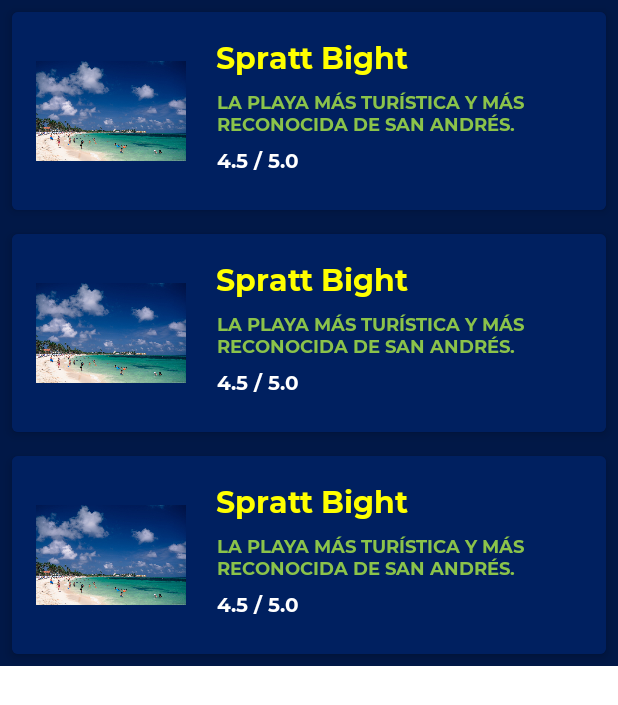
After one commit to Michelle453/OneDroid-TuristicApp, an Android app: the layout activity_list_sitios.xml on its own in the app's theme, with its tools: preview values and no code run, on a phone screen of 412 x 824 dp. The commit adds this screen. Shown: the top 705 px of the screen. Run offline under Robolectric (Android 15) with nearby library versions, the phone set to English and light mode, and no system bars.

Commit message:
JCR First Commit Lista POI

```diff
--- a/app/src/main/AndroidManifest.xml
+++ b/app/src/main/AndroidManifest.xml
@@ -10,17 +10,21 @@
         android:supportsRtl="true"
         android:theme="@style/Theme.TuristicApp">
         <activity
+            android:name=".ListSitiosActivity"
+            android:exported="true">
+            <intent-filter>
+                <action android:name="android.intent.action.MAIN" />
+
+                <category android:name="android.intent.category.LAUNCHER" />
+            </intent-filter>
+        </activity>
+        <activity
             android:name=".SprattBightActivity"
             android:exported="false"
             android:label="@string/app_name" />
         <activity
             android:name=".MainActivity"
             android:exported="true">
-            <intent-filter>
-                <action android:name="android.intent.action.MAIN" />
-
-                <category android:name="android.intent.category.LAUNCHER" />
-            </intent-filter>
         </activity>
 
         <meta-data
--- /dev/null
+++ b/app/src/main/java/com/turicticapp/turisticapp/ListSitiosActivity.kt
@@ -0,0 +1,11 @@
+package com.turicticapp.turisticapp
+
+import androidx.appcompat.app.AppCompatActivity
+import android.os.Bundle
+
+class ListSitiosActivity : AppCompatActivity() {
+    override fun onCreate(savedInstanceState: Bundle?) {
+        super.onCreate(savedInstanceState)
+        setContentView(R.layout.activity_list_sitios)
+    }
+}
--- /dev/null
+++ b/app/src/main/res/layout/activity_list_sitios.xml
@@ -0,0 +1,21 @@
+<?xml version="1.0" encoding="utf-8"?>
+<androidx.constraintlayout.widget.ConstraintLayout xmlns:android="http://schemas.android.com/apk/res/android"
+    xmlns:app="http://schemas.android.com/apk/res-auto"
+    xmlns:tools="http://schemas.android.com/tools"
+    android:layout_width="match_parent"
+    android:layout_height="match_parent"
+    tools:context=".ListSitiosActivity">
+
+    <androidx.recyclerview.widget.RecyclerView
+        android:id="@+id/sitios_recycler_view"
+        android:layout_width="0dp"
+        android:layout_height="0dp"
+        app:layout_constraintBottom_toBottomOf="parent"
+        app:layout_constraintEnd_toEndOf="parent"
+        app:layout_constraintHorizontal_bias="0.0"
+        app:layout_constraintStart_toStartOf="parent"
+        app:layout_constraintTop_toTopOf="parent"
+        app:layout_constraintVertical_bias="0.0"
+        tools:listitem="@layout/card_view_sitio_item" />
+
+</androidx.constraintlayout.widget.ConstraintLayout>
--- /dev/null
+++ b/app/src/main/res/layout/card_view_sitio_item.xml
@@ -0,0 +1,83 @@
+<?xml version="1.0" encoding="utf-8"?>
+<androidx.constraintlayout.widget.ConstraintLayout xmlns:android="http://schemas.android.com/apk/res/android"
+    xmlns:app="http://schemas.android.com/apk/res-auto"
+    android:layout_width="match_parent"
+    android:layout_height="wrap_content"
+    android:background="#011847">
+
+
+    <androidx.cardview.widget.CardView
+        android:layout_width="0dp"
+        android:layout_height="wrap_content"
+        android:layout_marginStart="8dp"
+        android:layout_marginTop="8dp"
+        android:layout_marginEnd="8dp"
+        android:layout_marginBottom="8dp"
+        app:cardBackgroundColor="#002060"
+        app:cardCornerRadius="4dp"
+        app:cardElevation="4dp"
+        app:layout_constraintBottom_toBottomOf="parent"
+        app:layout_constraintEnd_toEndOf="parent"
+        app:layout_constraintStart_toStartOf="parent"
+        app:layout_constraintTop_toTopOf="parent">
+
+        <androidx.constraintlayout.widget.ConstraintLayout
+            android:layout_width="match_parent"
+            android:layout_height="match_parent"
+            android:background="#002060">
+
+            <ImageView
+                android:id="@+id/picture_image_view"
+                android:layout_width="100dp"
+                android:layout_height="100dp"
+                android:layout_marginStart="16dp"
+                android:layout_marginTop="16dp"
+                android:layout_marginBottom="16dp"
+                android:contentDescription="@null"
+                app:layout_constraintBottom_toBottomOf="parent"
+                app:layout_constraintStart_toStartOf="parent"
+                app:layout_constraintTop_toTopOf="parent"
+                app:srcCompat="@drawable/spratt_bight" />
+
+            <TextView
+                android:id="@+id/name_text_view"
+                style="@style/Title"
+                android:layout_width="wrap_content"
+                android:layout_height="wrap_content"
+                android:layout_marginTop="16dp"
+                android:text="@string/title_spratt_bight"
+                android:textSize="20sp"
+                app:layout_constraintEnd_toEndOf="parent"
+                app:layout_constraintHorizontal_bias="0.132"
+                app:layout_constraintStart_toEndOf="@+id/picture_image_view"
+                app:layout_constraintTop_toTopOf="parent" />
+
+            <TextView
+                android:id="@+id/description_text_view"
+                style="@style/descrip_Sub_Title"
+                android:layout_width="251dp"
+                android:layout_height="30dp"
+                android:layout_marginTop="8dp"
+                android:layout_marginEnd="8dp"
+                android:text="@string/general_description_spratt_bight"
+                android:textAlignment="textStart"
+                android:textSize="12sp"
+                app:layout_constraintEnd_toEndOf="parent"
+                app:layout_constraintHorizontal_bias="1.0"
+                app:layout_constraintStart_toEndOf="@+id/picture_image_view"
+                app:layout_constraintTop_toBottomOf="@+id/name_text_view" />
+
+            <TextView
+                android:id="@+id/score_text_view"
+                style="@style/Subtitles_text"
+                android:layout_width="wrap_content"
+                android:layout_height="wrap_content"
+                android:layout_marginTop="8dp"
+                android:text="@string/score_spratt_bight"
+                app:layout_constraintEnd_toEndOf="parent"
+                app:layout_constraintHorizontal_bias="0.092"
+                app:layout_constraintStart_toEndOf="@+id/picture_image_view"
+                app:layout_constraintTop_toBottomOf="@+id/description_text_view" />
+        </androidx.constraintlayout.widget.ConstraintLayout>
+    </androidx.cardview.widget.CardView>
+</androidx.constraintlayout.widget.ConstraintLayout>
--- a/app/src/main/res/values/strings.xml
+++ b/app/src/main/res/values/strings.xml
@@ -23,7 +23,7 @@
 
     <!--Spratt Bight-->
     <string name="title_spratt_bight">Spratt Bight</string>
-    <string name="general_description_spratt_bight">"LA PLAYA MÁS TURÍSTICA Y RECONOCIDA DE SAN ANDRÉS."</string>
+    <string name="general_description_spratt_bight">"LA PLAYA MÁS TURÍSTICA Y MÁS RECONOCIDA DE SAN ANDRÉS."</string>
     <string name="description_img_spratt_bight">Foto de la playa Spratt Bight</string>
     <string name="author_photo_spratt_bight"><![CDATA[Foto: Pablo Gonzalez (https://www.flickr.com/photos/pablo_javier/)]]></string>
     <string name="subtitle_temperature">Promedio de Temperatura:</string>
@@ -34,5 +34,7 @@
     <string name="subtitle_distance_airport">Distancia al lugar desde el Aeropuerto: </string>
     <string name="distance_airport_spratt_bight">1.4 km (17 min a pie – 6 min en auto).</string>
 
+    <string name="score_spratt_bight">4.5 / 5.0</string>
+
 
 </resources>
```
